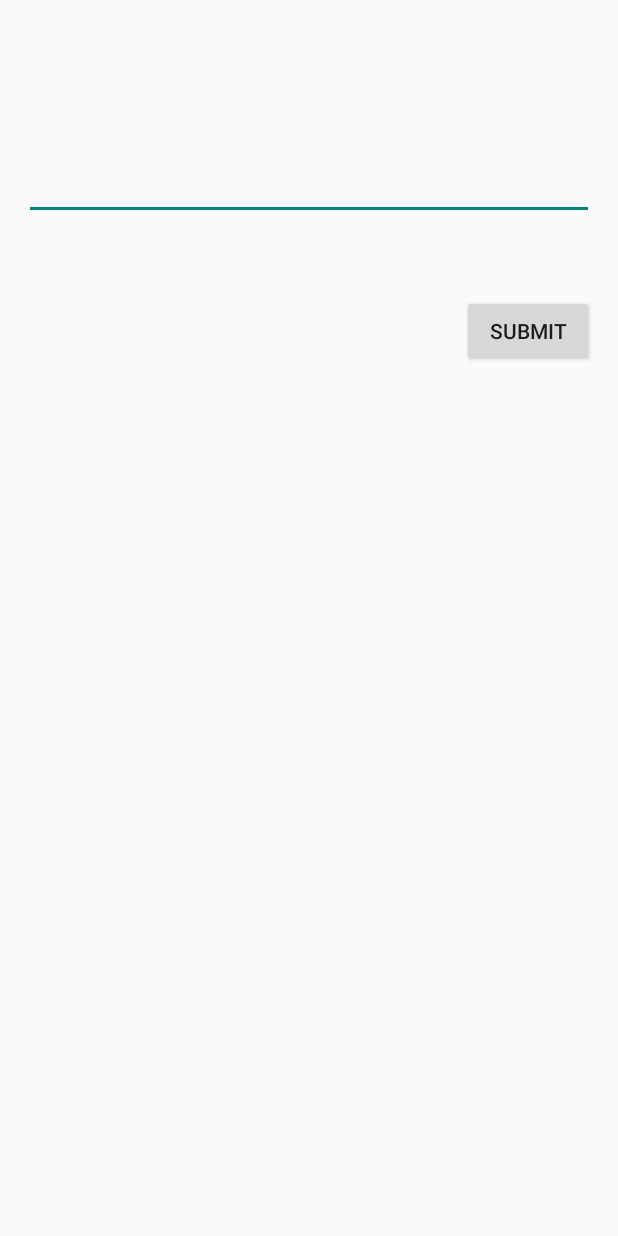
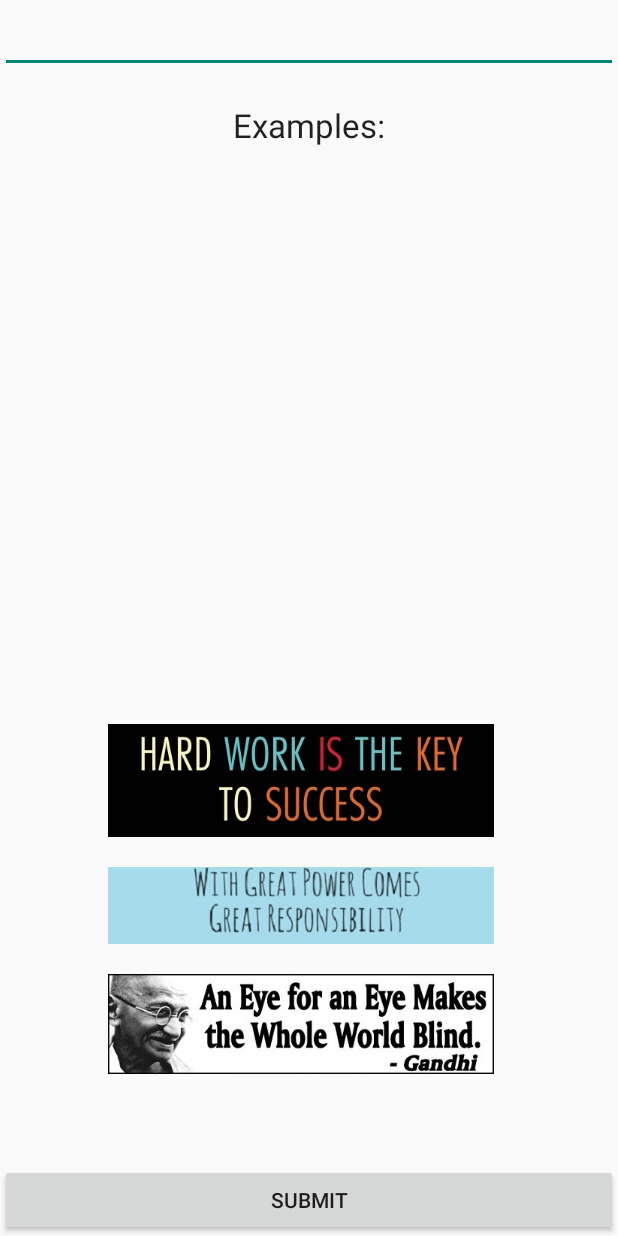
Before and after one commit to am2990/Dynamic-Password-Text, an Android app: the MainActivity screen opened directly, with no data from a screen before it, on a phone screen of 412 x 824 dp. Run offline under Robolectric (Android 15) with nearby library versions, the phone set to English and light mode, and no system bars.

Commit message:
examples added

```diff
--- a/app/src/main/java/com/example/wordpassword/MainActivity.java
+++ b/app/src/main/java/com/example/wordpassword/MainActivity.java
@@ -38,10 +38,11 @@ public class MainActivity extends Activity{
 
 	EditText wordedit;
 	Button bsubmit;
-	String Wordphrase;
+	String Wordphrase, word1;
 	Intent iuser,icheckuser;
 	String str_usern,checkuser;
 	Context mContext;
+	TextView quote1,quote2,quote3,ex;
 
 	@Override
 	protected void onCreate(Bundle savedInstanceState) {
@@ -54,14 +55,18 @@ public class MainActivity extends Activity{
 		str_usern = iuser.getStringExtra("usern");
 		bsubmit=(Button) findViewById(R.id.bsubmit);
 		wordedit = (EditText) findViewById(R.id.et1);
-
+		quote1 = (TextView) findViewById(R.id.quote1);
+		quote2 = (TextView) findViewById(R.id.quote2);
+		quote3 = (TextView) findViewById(R.id.quote3);
+		ex = (TextView) findViewById(R.id.ex);
 		mContext = this;
 		bsubmit.setOnClickListener(new View.OnClickListener() {
 			@ Override
 			public void onClick(View v) {
 
 
-				Wordphrase = wordedit.getText().toString();
+				word1 = wordedit.getText().toString().replaceAll("\"[^a-zA-Z ]\"", "");
+				Wordphrase = word1.replaceAll("\\,", "").replaceAll("\\;", "").replaceAll("\\?", "").replaceAll("\\!", "").replaceAll("\\.", "");
 				System.out.println("Word phrase: "+ Wordphrase);
 				//String[] strword = Wordphrase.split("\\,");
 
@@ -219,6 +224,26 @@ public class MainActivity extends Activity{
 		//	}*/
 
 		});
+
+		quote1.setOnClickListener(new View.OnClickListener() {
+			@Override
+			public void onClick(View v) {
+				wordedit.setText("hard work is the key to success", BufferType.EDITABLE);
+			}
+		});
+		quote2.setOnClickListener(new View.OnClickListener() {
+			@Override
+			public void onClick(View v) {
+				wordedit.setText("with great power, comes great responsibility", BufferType.EDITABLE);
+			}
+		});
+		quote3.setOnClickListener(new View.OnClickListener() {
+			@Override
+			public void onClick(View v) {
+				wordedit.setText("an eye for an eye makes the whole world blind", BufferType.EDITABLE);
+			}
+		});
+
 	}
 
 
--- a/app/src/main/res/layout/activity_main.xml
+++ b/app/src/main/res/layout/activity_main.xml
@@ -1,13 +1,7 @@
 
-<RelativeLayout xmlns:android="http://schemas.android.com/apk/res/android"
-    xmlns:tools="http://schemas.android.com/tools"
-    android:layout_width="match_parent"
-    android:layout_height="match_parent"
-    android:paddingBottom="@dimen/activity_vertical_margin"
-    android:paddingLeft="@dimen/activity_horizontal_margin"
-    android:paddingRight="@dimen/activity_horizontal_margin"
-    android:paddingTop="@dimen/activity_vertical_margin"
-    tools:context="com.example.wordpassword.MainActivity" >
+<LinearLayout xmlns:android="http://schemas.android.com/apk/res/android"
+    android:orientation="vertical" android:layout_width="match_parent"
+    android:layout_height="match_parent">
 
     <EditText
         android:id="@+id/et1"
@@ -15,16 +9,57 @@
         android:layout_height="wrap_content"
         android:layout_alignParentTop="true"
         android:layout_centerHorizontal="true"
-        android:layout_marginTop="85dp"
+        android:layout_marginTop="3dp"
         android:textAppearance="?android:attr/textAppearanceMedium" />
 
+    <TextView
+        android:id="@+id/ex"
+        android:layout_width="wrap_content"
+        android:layout_height="wrap_content"
+        android:layout_gravity="center"
+        android:singleLine="true"
+        android:layout_marginTop="20dp"
+        android:layout_weight="2"
+        android:textAppearance="?android:attr/textAppearanceLarge"
+        android:text="Examples:"
+        />
+    <TextView
+        android:id="@+id/quote1"
+        android:layout_width="wrap_content"
+        android:layout_height="wrap_content"
+        android:layout_gravity="center"
+        android:drawableLeft="@drawable/qoute1"
+        android:drawablePadding="10dp"
+        android:layout_marginTop="30dp"
+        android:singleLine="true"
+        />
+    <TextView
+        android:id="@+id/quote2"
+        android:layout_width="wrap_content"
+        android:layout_height="wrap_content"
+        android:layout_gravity="center"
+        android:drawableLeft="@drawable/quote2"
+        android:drawablePadding="10dp"
+        android:layout_marginTop="20dp"
+        android:singleLine="true"
+        />
+    <TextView
+        android:id="@+id/quote3"
+        android:layout_width="wrap_content"
+        android:layout_height="wrap_content"
+        android:layout_gravity="center"
+        android:drawableLeft="@drawable/quote3"
+        android:drawablePadding="10dp"
+        android:layout_marginTop="20dp"
+        android:singleLine="true"
+        />
     <Button
         android:id="@+id/bsubmit"
-        android:layout_width="wrap_content"
+        android:layout_width="fill_parent"
         android:layout_height="wrap_content"
         android:layout_alignRight="@+id/et1"
         android:layout_below="@+id/et1"
-        android:layout_marginTop="50dp"
+        android:layout_marginTop="60dp"
         android:text="Submit" />
 
-</RelativeLayout>
+</LinearLayout>
```
Also changed, not shown: app/src/main/res/drawable-xhdpi/qoute1.jpg (added), app/src/main/res/drawable-xhdpi/quote2.jpg (added), app/src/main/res/drawable-xhdpi/quote3.jpg (added).
